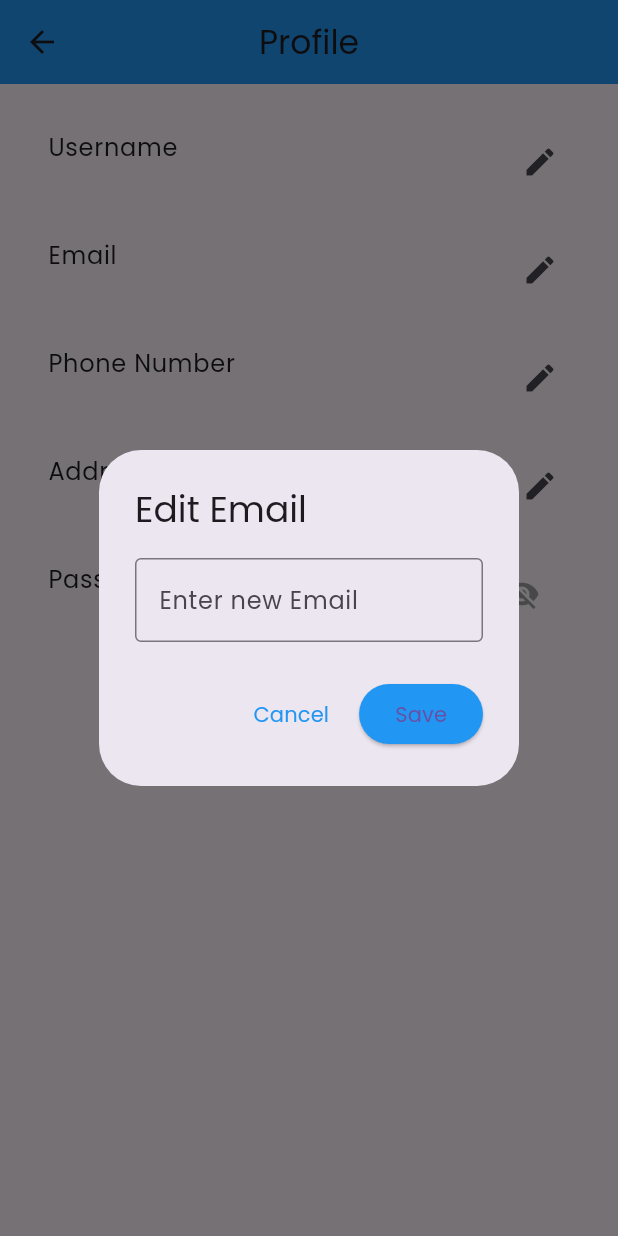
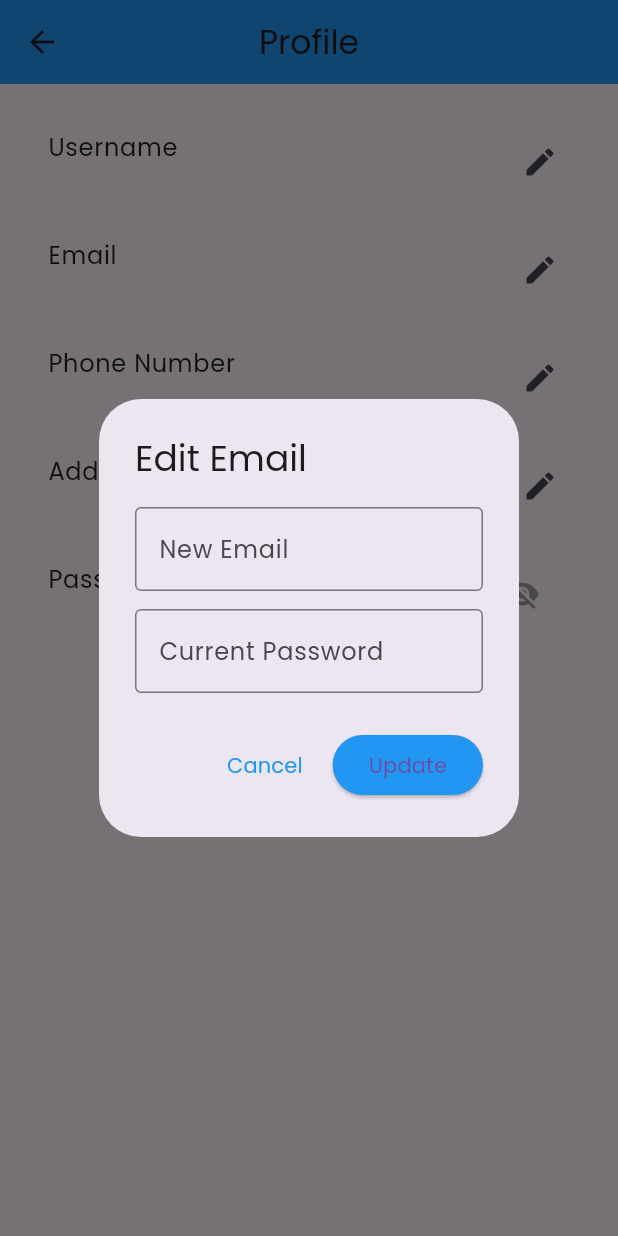
Before and after one commit to Blaundry/BLaundry, a Flutter app: the ProfilePage screen opened directly, after a tap on the "visibility" icon, after a tap on "Email", on a phone screen of 412 x 824 dp. Run offline on Flutter 3.47's test engine with Material 3 defaults, Android fonts, the light colour scheme and no system bars; our stand-ins replace cloud_firestore, firebase_auth, firebase_core, lottie, qr_flutter, shared_preferences; missing offline and left inert: dialog_flowtter; accounts and stored records are empty; project files that could hold a hidden picture were left out.

Commit message:
Update Profile dikit

```diff
--- a/lib/main.dart
+++ b/lib/main.dart
@@ -1,7 +1,7 @@
 import 'package:flutter/material.dart';
 import 'package:firebase_core/firebase_core.dart';
-import 'startpage.dart';
-import 'firebase_options.dart';
+import 'pages/startpage.dart';
+import 'package:blaundry_registlogin/services/firebase_options.dart';
 
 void main() async {
   WidgetsFlutterBinding.ensureInitialized();
--- a/lib/login_admin.dart
+++ b/lib/pages/login_admin.dart
@@ -1,8 +1,8 @@
 import 'package:flutter/material.dart';
 import 'package:firebase_auth/firebase_auth.dart';
 import 'package:cloud_firestore/cloud_firestore.dart';
-import 'package:blaundry_registlogin/dashboard_Admin.dart';
-import 'package:blaundry_registlogin/welcome.dart';
+import 'package:blaundry_registlogin/pages/dashboard_Admin.dart';
+import 'package:blaundry_registlogin/pages/welcome.dart';
 
 class LoginAdminPage extends StatefulWidget {
   const LoginAdminPage({super.key});
--- a/lib/login_customer.dart
+++ b/lib/pages/login_customer.dart
@@ -3,7 +3,7 @@ import 'package:flutter/material.dart';
 import 'regist.dart';
 import 'dashboard.dart'; // Ensure this accepts username internally
 import 'package:cloud_firestore/cloud_firestore.dart';
-import 'package:blaundry_registlogin/welcome.dart'; // Your WelcomePage
+import 'package:blaundry_registlogin/pages/welcome.dart'; // Your WelcomePage
 
 class LoginCustomerPage extends StatefulWidget {
   const LoginCustomerPage({super.key});
--- a/lib/profile.dart
+++ b/lib/pages/profile.dart
@@ -1,7 +1,7 @@
 import 'package:cloud_firestore/cloud_firestore.dart';
 import 'package:firebase_auth/firebase_auth.dart';
 import 'package:flutter/material.dart';
-import 'package:blaundry_registlogin/welcome.dart';
+import 'package:blaundry_registlogin/pages/welcome.dart';
 
 
 class ProfilePage extends StatefulWidget {
@@ -37,15 +37,20 @@ class _ProfilePageState extends State<ProfilePage> {
     userId = user.uid;
 
     try {
-      DocumentSnapshot userDoc =
-          await _firestore.collection('users').doc(userId).get();
+      DocumentSnapshot userDoc = await _firestore.collection('users').doc(userId).get();
       if (userDoc.exists) {
+        final data = userDoc.data() as Map<String, dynamic>;
+
         setState(() {
-          email = user.email!;
-          username = userDoc.get('name') ?? "";
-          phoneNumber = userDoc.get('phone') ?? "";
-          address = userDoc.get('address') ?? "";
-          password = userDoc.get('password') ?? "";
+          email = user.email ?? ""; // from Firebase Auth
+          username = data['name'] ?? "";
+          phoneNumber = data['phone'] ?? "";
+          address = data['address'] ?? "";
+          password = data['password'] ?? "";
+          _isLoading = false;
+        });
+      } else {
+        setState(() {
           _isLoading = false;
         });
       }
@@ -55,8 +60,19 @@ class _ProfilePageState extends State<ProfilePage> {
     }
   }
 
+
   Future<void> _updateUserData(String field, String value) async {
     try {
+      User? user = _auth.currentUser;
+      if (user == null) {
+        _showSnackbar("User not authenticated", Colors.red);
+        return;
+      }
+
+      // Handle sensitive auth updates
+      if (field == "email") {
+        await user.updateEmail(value);
+      }
       await _firestore.collection('users').doc(userId).update({field: value});
       setState(() {
         if (field == "email") email = value;
@@ -73,17 +89,35 @@ class _ProfilePageState extends State<ProfilePage> {
 
   void _editField(String title, String currentValue, String fieldKey) {
     final controller = TextEditingController(text: currentValue);
+    final passwordController = TextEditingController();
+    bool isEmailField = fieldKey == "email";
 
     showDialog(
       context: context,
       builder: (context) => AlertDialog(
         title: Text("Edit $title"),
-        content: TextField(
-          controller: controller,
-          decoration: InputDecoration(
-            border: const OutlineInputBorder(),
-            hintText: "Enter new $title",
-          ),
+        content: Column(
+          mainAxisSize: MainAxisSize.min,
+          children: [
+            TextField(
+              controller: controller,
+              decoration: InputDecoration(
+                labelText: "New $title",
+                border: const OutlineInputBorder(),
+              ),
+            ),
+            if (isEmailField) ...[
+              const SizedBox(height: 12),
+              TextField(
+                controller: passwordController,
+                obscureText: true,
+                decoration: const InputDecoration(
+                  labelText: "Current Password",
+                  border: OutlineInputBorder(),
+                ),
+              ),
+            ],
+          ],
         ),
         actions: [
           TextButton(
@@ -91,16 +125,62 @@ class _ProfilePageState extends State<ProfilePage> {
             child: const Text("Cancel", style: TextStyle(color: Colors.blue)),
           ),
           ElevatedButton(
-            onPressed: () {
-              _updateUserData(fieldKey, controller.text);
-              Navigator.pop(context);
-            },
+            onPressed: () => _updateField(
+              fieldKey,
+              controller.text.trim(),
+              passwordController.text,
+            ),
             style: ElevatedButton.styleFrom(backgroundColor: Colors.blue),
-            child: const Text("Save"),
+            child: const Text("Update"),
           ),
         ],
       ),
     );
+  }
+
+  Future<void> _updateField(String fieldKey, String newValue, String currentPassword) async {
+    final user = _auth.currentUser;
+    if (user == null) {
+      _showSnackbar("User not found", Colors.red);
+      return;
+    }
+
+    if (fieldKey == "email") {
+      if (newValue == email) {
+        _showSnackbar("New email is the same as current", Colors.orange);
+        return;
+      }
+
+      try {
+        final cred = EmailAuthProvider.credential(
+          email: user.email!,
+          password: currentPassword,
+        );
+        await user.reauthenticateWithCredential(cred);
+
+        final methods = await _auth.fetchSignInMethodsForEmail(newValue);
+        if (methods.isNotEmpty) {
+          _showSnackbar("Email is already in use by another account", Colors.red);
+          return;
+        }
+
+        await user.verifyBeforeUpdateEmail(newValue);
+        await _firestore.collection('users').doc(user.uid).update({'email': newValue});
+        setState(() => email = newValue);
+
+        _showSnackbar("Email updated, please verify the new address", Colors.green);
+        Navigator.pop(context);
+      } catch (e) {
+        _showSnackbar("Error updating email: ${e.toString()}", Colors.red);
+      }
+    } else {
+      try {
+        await _updateUserData(fieldKey, newValue);
+        Navigator.pop(context);
+      } catch (e) {
+        _showSnackbar("Failed to update $fieldKey: ${e.toString()}", Colors.red);
+      }
+    }
   }
 
   void _editPassword() {
--- a/lib/bottom_navbar_admin.dart
+++ b/lib/widgets/bottom_navbar_admin.dart
@@ -1,6 +1,6 @@
 import 'package:flutter/material.dart';
-import 'package:blaundry_registlogin/Customer_Data.dart';
-import 'package:blaundry_registlogin/Customer_order.dart'; // Import CustomerOrderPage
+import 'package:blaundry_registlogin/pages/Customer_Data.dart';
+import 'package:blaundry_registlogin/pages/Customer_order.dart';
 
 class BottomNavBar extends StatelessWidget {
   final int selectedIndex;
```
Also changed, not shown: assets/laundrybot.json (+2 -2 lines), lib/pages/Customer_Data.dart (renamed from lib/Customer_Data.dart, +4 -4 lines), lib/pages/Customer_order.dart (renamed from lib/Customer_order.dart, +5 -5 lines), lib/pages/dashboard.dart (renamed from lib/dashboard.dart, +10 -10 lines), lib/pages/dashboard_Admin.dart (renamed from lib/dashboard_Admin.dart, +6 -6 lines), lib/pages/myorder.dart (renamed from lib/myorder.dart, +4 -4 lines), lib/pages/regist.dart (renamed from lib/regist.dart, +109 -28 lines), lib/pages/payment.dart (renamed from lib/payment.dart), lib/pages/regularwash.dart (renamed from lib/regularwash.dart), lib/pages/shoewash.dart (renamed from lib/shoewash.dart), lib/pages/startpage.dart (renamed from lib/startpage.dart), lib/pages/washiron.dart (renamed from lib/washiron.dart), lib/pages/welcome.dart (renamed from lib/welcome.dart), lib/services/chatBot.dart (renamed from lib/chatBot.dart), 2 more files.
